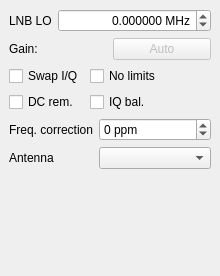
Before: the Qt Designer form qtgui/dockinputctl.ui in gqrx-sdr/gqrx, drawn with Qt 5.
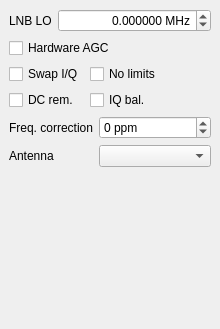
After: the same form once the commit is applied.

Commit message: Re-enable hardware AGC (issue #90).

What changed in the file:
```diff
--- a/qtgui/dockinputctl.ui
+++ b/qtgui/dockinputctl.ui
@@ -7,7 +7,7 @@
     <x>0</x>
     <y>0</y>
     <width>220</width>
-    <height>276</height>
+    <height>329</height>
    </rect>
   </property>
   <property name="minimumSize">
@@ -59,7 +59,7 @@
          <x>0</x>
          <y>0</y>
          <width>220</width>
-         <height>251</height>
+         <height>304</height>
         </rect>
        </property>
        <layout class="QVBoxLayout" name="verticalLayout">
@@ -111,49 +111,12 @@
         <item>
          <layout class="QHBoxLayout" name="horizontalLayout_2">
           <item>
-           <widget class="QLabel" name="gainLabel">
-            <property name="text">
-             <string>Gain:</string>
-            </property>
-           </widget>
-          </item>
-          <item>
-           <widget class="QPushButton" name="gainButton">
-            <property name="enabled">
-             <bool>false</bool>
-            </property>
-            <property name="sizePolicy">
-             <sizepolicy hsizetype="Preferred" vsizetype="Fixed">
-              <horstretch>0</horstretch>
-              <verstretch>0</verstretch>
-             </sizepolicy>
-            </property>
-            <property name="minimumSize">
-             <size>
-              <width>0</width>
-              <height>0</height>
-             </size>
-            </property>
-            <property name="maximumSize">
-             <size>
-              <width>16777215</width>
-              <height>16777215</height>
-             </size>
-            </property>
-            <property name="baseSize">
-             <size>
-              <width>0</width>
-              <height>0</height>
-             </size>
-            </property>
+           <widget class="QCheckBox" name="agcButton">
             <property name="toolTip">
              <string>&lt;html&gt;&lt;head/&gt;&lt;body&gt;&lt;p&gt;Automatic gain control.&lt;br/&gt;Requires hardware support. Known to work with rtl-sdr.&lt;/p&gt;&lt;/body&gt;&lt;/html&gt;</string>
             </property>
             <property name="text">
-             <string>Auto</string>
-            </property>
-            <property name="checkable">
-             <bool>true</bool>
+             <string>Hardware AGC</string>
             </property>
            </widget>
           </item>
```
Left out of the diff: 2 changed lines with no effect on the pictures. The commit also changes 6 other files.
